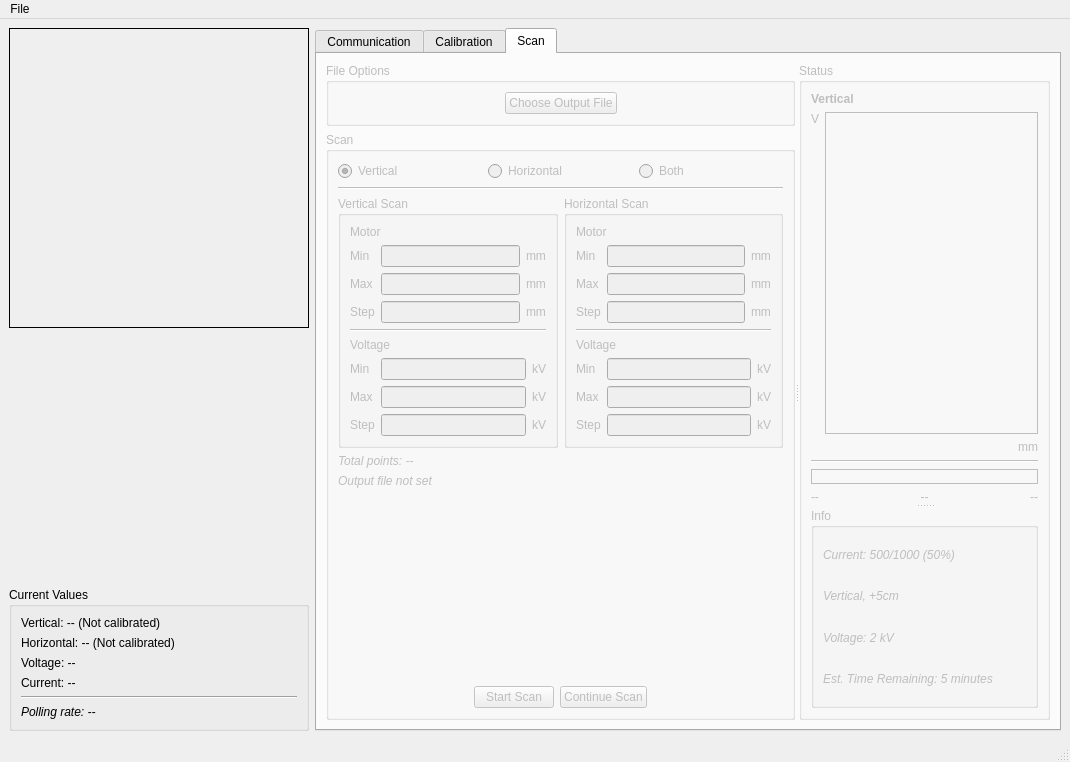
DanielWinklehner/emittance-scanner-daq, file designer/MainWindow.ui: the form before one commit.
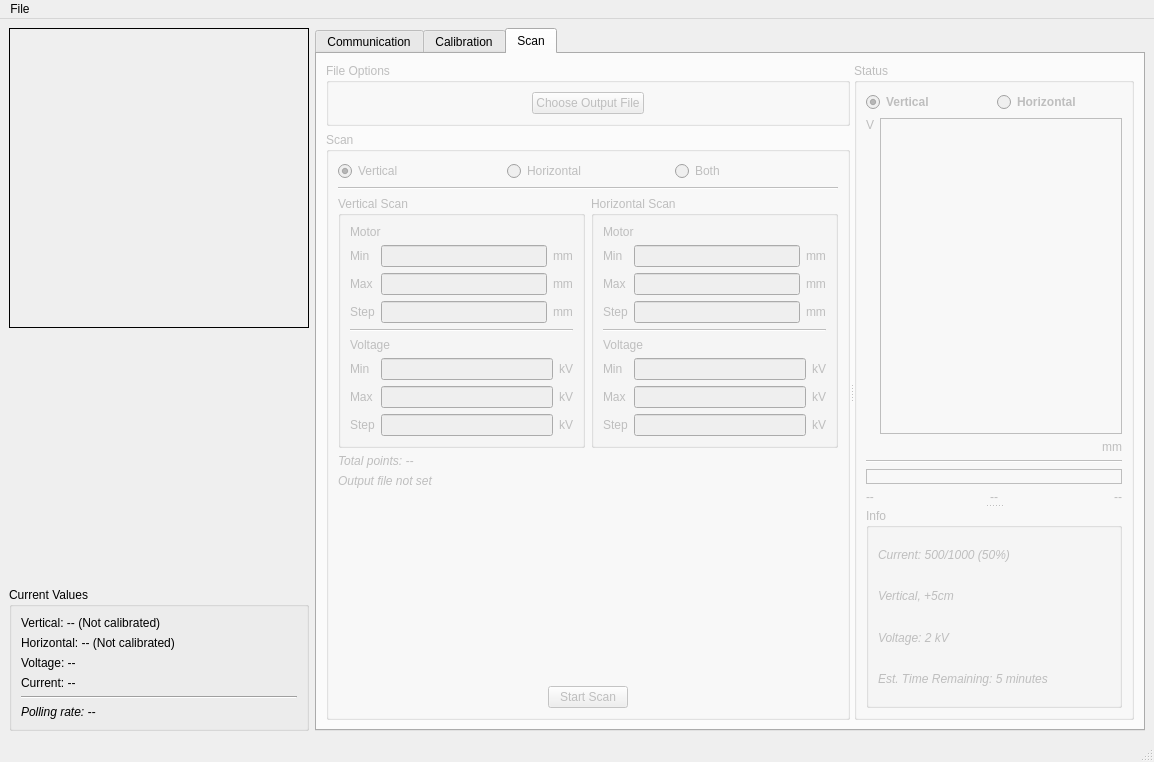
The form after the commit. The open tabs and pages were chosen to show the change. Icons and pictures are not drawn.

Diff of the .ui file:
```diff
--- a/designer/MainWindow.ui
+++ b/designer/MainWindow.ui
@@ -9,7 +9,7 @@
    <rect>
     <x>0</x>
     <y>0</y>
-    <width>1070</width>
+    <width>1154</width>
     <height>762</height>
    </rect>
   </property>
@@ -1414,18 +1414,14 @@
                  </item>
                  <item>
                   <widget class="QPushButton" name="btnStartStopScan">
+                   <property name="enabled">
+                    <bool>false</bool>
+                   </property>
                    <property name="text">
                     <string>Start Scan</string>
                    </property>
                   </widget>
                  </item>
-                 <item>
-                  <widget class="QPushButton" name="btnContinueScan">
-                   <property name="text">
-                    <string>Continue Scan</string>
-                   </property>
-                  </widget>
-                 </item>
                  <item>
                   <spacer name="horizontalSpacer_2">
                    <property name="orientation">
@@ -1452,14 +1448,31 @@
            </property>
            <layout class="QVBoxLayout" name="verticalLayout_16">
             <item>
-             <widget class="QLabel" name="label_18">
+             <layout class="QHBoxLayout" name="horizontalLayout_19">
+              <item>
+               <widget class="QRadioButton" name="rbVScanStatus">
               <property name="styleSheet">
                <string notr="true">font-weight: bold</string>
               </property>
               <property name="text">
                <string>Vertical</string>
               </property>
-             </widget>
+                <property name="checked">
+                 <bool>true</bool>
+                </property>
+               </widget>
+              </item>
+              <item>
+               <widget class="QRadioButton" name="rbHScanStatus">
+                <property name="styleSheet">
+                 <string notr="true">font-weight: bold</string>
+                </property>
+                <property name="text">
+                 <string>Horizontal</string>
+                </property>
+               </widget>
+              </item>
+             </layout>
             </item>
             <item>
              <widget class="QSplitter" name="splitter_2">
@@ -1695,7 +1708,7 @@
     <rect>
      <x>0</x>
      <y>0</y>
-     <width>1070</width>
+     <width>1154</width>
      <height>26</height>
     </rect>
    </property>
```
Left out of the diff: 5 changed lines with no effect on the pictures. Lines whose indentation alone changed are shown as unchanged.
